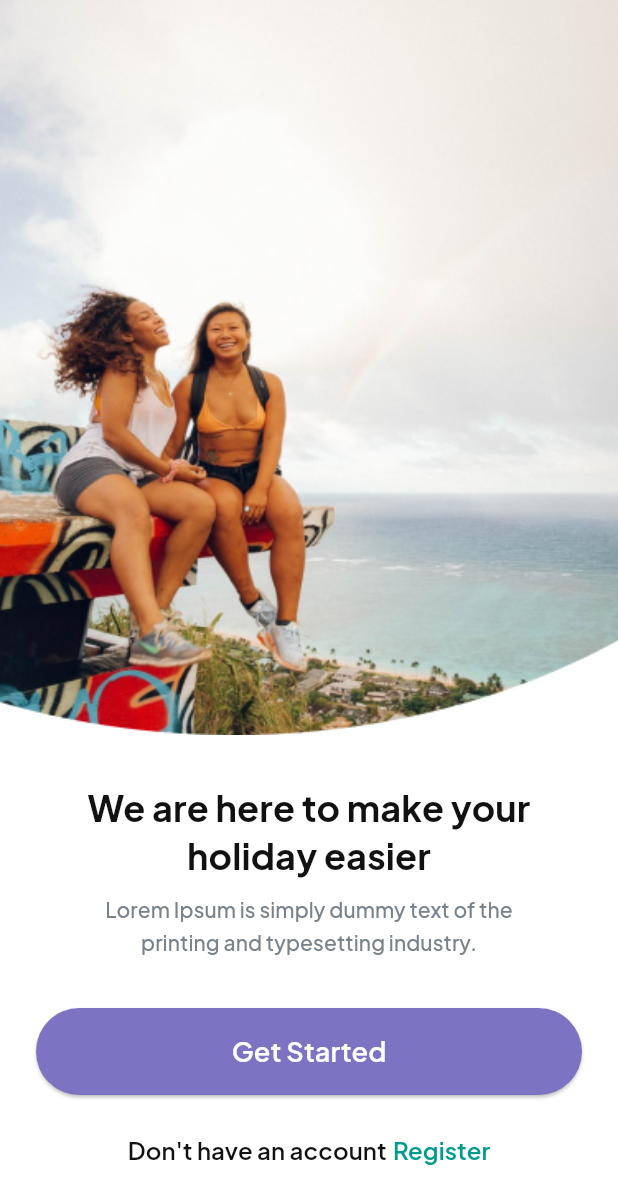
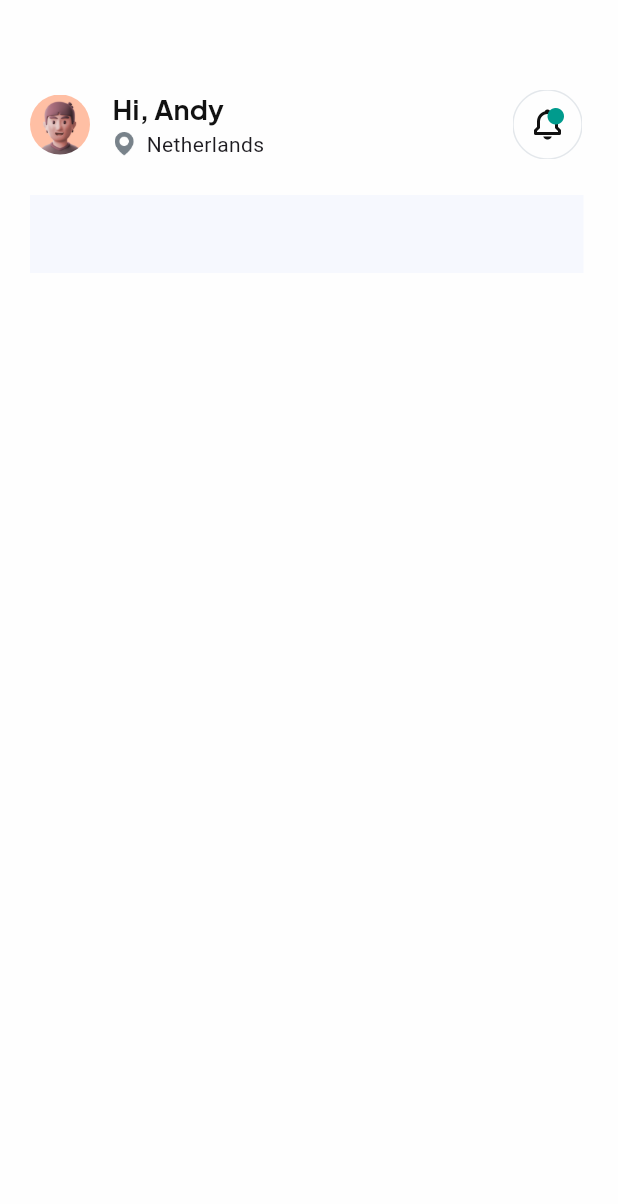
Before and after one commit to JAM5BOCsAdi/vacation, a Flutter app: the screen it shows after launch, on a phone screen of 412 x 824 dp. Shown: the top 1204 px of the screen. Run offline on Flutter 3.47's test engine with Material 2 defaults, Android fonts, the phone set to English and light mode, and no system bars; our stand-ins replace dots_indicator, google_fonts.

Commit message:
Home Screen: Profile Bar | CustomSearchBar

```diff
--- a/lib/constants/const_colors.dart
+++ b/lib/constants/const_colors.dart
@@ -1,14 +1,15 @@
 import 'dart:ui';
 
 // Global:
-const Color kDarkerWhite = Color(0xfffefefe);
+const Color kDarkerWhite1 = Color(0xfffefefe);
+const Color kDarkerWhite2 = Color(0xfff6f8fE);
+const Color kGreenColor = Color(0xff009b8d);
+const Color kGreyColor = Color(0xff78828a);
 
 // OnBoarding Screen:
 const Color kWhiteColor = Color(0xffffffff);
 const Color kBlackColor = Color(0xff111111);
-const Color kGreyColor = Color(0xff78828a);
 const Color kBlueColor = Color(0xff7c73c3);
-const Color kGreenColor = Color(0xff009b8d);
 // Home Screen:
 
 // Vacation Details Screen:
--- a/lib/constants/const_images.dart
+++ b/lib/constants/const_images.dart
@@ -1 +1,7 @@
+// OnBoarding Screen:
 const String kSubtract = 'assets/images/subtract.png';
+
+// Home Screen:
+const String kProfile = 'assets/images/.png';
+const String kMap = 'assets/images/bxs-map-1-1.png';
+const String kBell = 'assets/images/action.png';
--- a/lib/constants/const_texts.dart
+++ b/lib/constants/const_texts.dart
@@ -4,3 +4,6 @@ const String kOnBoardingDescription = 'Lorem Ipsum is simply dummy text of the\n
 const String kOnBoardingButton = 'Get Started';
 const String kOnBoardingDHA = 'Don\'t have an account';
 const String kOnBoardingRegister = 'Register';
+
+// Home Screen:
+const String kSeeAll = 'See All';
--- a/lib/screens/app.dart
+++ b/lib/screens/app.dart
@@ -1,5 +1,5 @@
 import 'package:flutter/material.dart';
-import 'package:vacation/screens/home_screen.dart';
+import 'package:vacation/screens/home_screen/home_screen.dart';
 import 'package:vacation/screens/onboarding_screen.dart';
 import 'package:vacation/screens/vacation_details_screen.dart';
 
@@ -18,7 +18,7 @@ class App extends StatelessWidget {
         useMaterial3: true,
       ),
       home: const OnBoardingScreen(),
-      initialRoute: kOnBoardingScreen,
+      initialRoute: kHomeScreen,
       routes: {
         kOnBoardingScreen: (context) => const OnBoardingScreen(),
         kHomeScreen: (context) => const HomeScreen(),
--- /dev/null
+++ b/lib/screens/home_screen/components/profile_bar.dart
@@ -0,0 +1,84 @@
+import 'package:flutter/material.dart';
+import 'package:google_fonts/google_fonts.dart';
+
+import '../../../constants/const_colors.dart';
+
+@immutable
+class ProfileBar extends StatelessWidget {
+  final String img;
+  final String icon;
+  final String bellIcon;
+  const ProfileBar({
+    Key? key,
+    required this.img,
+    required this.icon,
+    required this.bellIcon,
+  }) : super(key: key);
+
+  @override
+  Widget build(BuildContext context) {
+    // final mediaQuery = MediaQuery.of(context).size;
+    // double height = mediaQuery.height;
+    // double width = mediaQuery.width;
+    return SizedBox(
+      height: 46,
+      width: double.maxFinite,
+      child: Row(
+        children: [
+          Padding(
+            padding: const EdgeInsets.only(top: 0, bottom: 0, left: 0, right: 15),
+            child: ClipOval(
+              child: Image.asset(
+                img,
+                height: 40,
+                width: 40,
+              ),
+            ),
+          ),
+          Column(
+            crossAxisAlignment: CrossAxisAlignment.start,
+            mainAxisAlignment: MainAxisAlignment.center,
+            children: [
+              Text(
+                'Hi, Andy',
+                style: GoogleFonts.plusJakartaSans(
+                  fontWeight: FontWeight.w700,
+                  fontSize: 18,
+                  height: 1.44,
+                  letterSpacing: 0.09,
+                  color: kBlackColor,
+                ),
+              ),
+              Row(
+                // mainAxisAlignment: MainAxisAlignment.center,
+                crossAxisAlignment: CrossAxisAlignment.center,
+                children: [
+                  Padding(
+                    padding: const EdgeInsets.only(top: 0, left: 0, bottom: 0, right: 6.67),
+                    child: Image.asset(
+                      icon,
+                      width: 16,
+                      height: 16,
+                    ),
+                  ),
+                  const Text('Netherlands'),
+                ],
+              ),
+            ],
+          ),
+          const Spacer(),
+          IconButton(
+            iconSize: 46,
+            padding: EdgeInsets.zero,
+            onPressed: () {},
+            icon: Image.asset(
+              bellIcon,
+              height: 46,
+              width: 46,
+            ),
+          ),
+        ],
+      ),
+    );
+  }
+}
--- /dev/null
+++ b/lib/screens/home_screen/components/search_bar.dart
@@ -0,0 +1,16 @@
+import 'package:flutter/material.dart';
+
+import '../../../constants/const_colors.dart';
+
+class CustomSearchBar extends StatelessWidget {
+  const CustomSearchBar({Key? key}) : super(key: key);
+
+  @override
+  Widget build(BuildContext context) {
+    return Container(
+      color: kDarkerWhite2,
+      height: 52,
+      width: double.maxFinite,
+    );
+  }
+}
--- /dev/null
+++ b/lib/screens/home_screen/home_screen.dart
@@ -0,0 +1,39 @@
+import 'package:flutter/material.dart';
+import 'package:vacation/constants/const_colors.dart';
+import 'package:vacation/screens/home_screen/components/profile_bar.dart';
+import 'package:vacation/widgets/base_stateless_widget.dart';
+
+import '../../constants/const_images.dart';
+import 'components/search_bar.dart';
+
+class HomeScreen extends StatelessWidget {
+  const HomeScreen({super.key});
+
+  @override
+  Widget build(BuildContext context) {
+    // final mediaQuery = MediaQuery.of(context).size;
+    // double height = mediaQuery.height;
+    // double width = mediaQuery.width;
+
+    return const BaseStatelessWidget(
+      color: kDarkerWhite1,
+      padding: EdgeInsets.only(
+        left: 20,
+        top: 60,
+        right: 23,
+        bottom: 21,
+      ),
+      child: Column(
+        children: [
+          ProfileBar(
+            img: kProfile,
+            icon: kMap,
+            bellIcon: kBell,
+          ),
+          SizedBox(height: 24),
+          CustomSearchBar(),
+        ],
+      ),
+    );
+  }
+}
--- a/lib/screens/onboarding_screen.dart
+++ b/lib/screens/onboarding_screen.dart
@@ -84,7 +84,7 @@ class OnBoardingScreen extends StatelessWidget {
                         fontWeight: FontWeight.w600,
                         height: 1.44,
                         letterSpacing: 0.09,
-                        color: kDarkerWhite,
+                        color: kDarkerWhite1,
                       ),
                     ),
                   ),
--- a/lib/widgets/base_stateless_widget.dart
+++ b/lib/widgets/base_stateless_widget.dart
@@ -10,6 +10,7 @@ class BaseStatelessWidget extends StatelessWidget {
   final Color? color;
   final double? height;
   final double? width;
+  final EdgeInsetsGeometry? padding;
   final ScrollPhysics? physics;
   final Widget child;
 
@@ -23,6 +24,7 @@ class BaseStatelessWidget extends StatelessWidget {
     this.color,
     this.height,
     this.width,
+    this.padding,
     this.physics,
     required this.child,
   });
@@ -40,6 +42,7 @@ class BaseStatelessWidget extends StatelessWidget {
           color: color ?? Theme.of(context).colorScheme.onPrimary,
           height: height ?? MediaQuery.of(context).size.height,
           width: width ?? MediaQuery.of(context).size.width,
+          padding: padding,
           child: Scrollbar(
             child: SingleChildScrollView(
               scrollDirection: Axis.vertical,
--- a/pubspec.yaml
+++ b/pubspec.yaml
@@ -35,6 +35,7 @@ dependencies:
   # Use with the CupertinoIcons class for iOS style icons.
   cupertino_icons: ^1.0.2
   google_fonts: ^6.1.0
+  dots_indicator: ^3.0.0
 
 dev_dependencies:
   flutter_test:
```
Also changed, not shown: lib/screens/home_screen.dart (deleted, +0 -23 lines), lib/screens/home_screen/components/filter_button.dart (added, +56 -0 lines), lib/screens/vacation_details_screen.dart (+4 -4 lines), lib/widgets/sections_title.dart (deleted, +0 -12 lines), lib/widgets/sections_title_widget.dart (added, +58 -0 lines), pubspec.lock.
